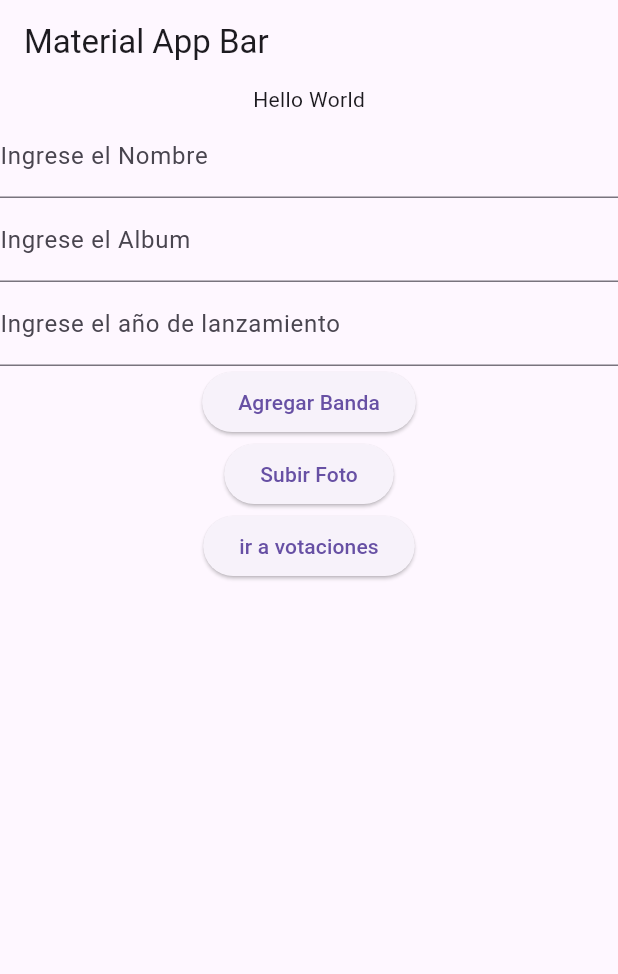
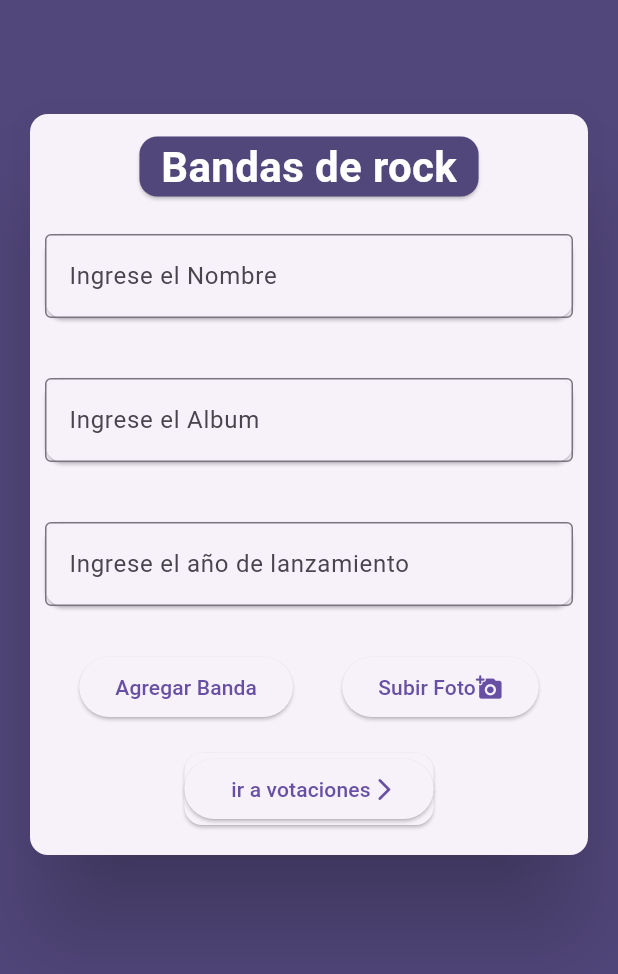
Before and after one commit to MelvinMajano/Tarea1_Parcial3, a Flutter app: the screen it shows after launch, on a phone screen of 412 x 824 dp. Shown: the top 974 px of the screen. Run offline on Flutter 3.47's test engine with Material 3 defaults, Android fonts, the phone set to English and light mode, and no system bars; our stand-ins replace cached_network_image, cloud_firestore, firebase_core, firebase_storage, image_picker; accounts and stored records are empty.

Commit message:
Diseño de la pantalla de creacio

```diff
--- a/lib/Pantallas/home_page.dart
+++ b/lib/Pantallas/home_page.dart
@@ -3,6 +3,7 @@ import 'package:appvotaciones/Pantallas/Rutas/myroute.dart';
 import 'package:cloud_firestore/cloud_firestore.dart';
 import 'package:firebase_storage/firebase_storage.dart';
 import 'package:flutter/material.dart';
+import 'package:flutter/widgets.dart';
 import 'package:image_picker/image_picker.dart';
 
 class HomePage extends StatelessWidget {
@@ -20,53 +21,91 @@ class HomePage extends StatelessWidget {
   Future<String> subirFoto(String path) async {
     final storageref = FirebaseStorage.instance.ref();
     final imagen = File(path);
-    final iamgenPortada = storageref.child('portadas/${DateTime.now().millisecondsSinceEpoch}$ruta.jpg');
+    final iamgenPortada = storageref
+        .child('portadas/${DateTime.now().millisecondsSinceEpoch}$ruta.jpg');
     final uploadTask = await iamgenPortada.putFile(imagen);
     final url = await uploadTask.ref.getDownloadURL();
     return url;
   }
 
-
   @override
   Widget build(BuildContext context) {
     return Scaffold(
+        backgroundColor: const Color.fromARGB(255, 82, 71, 123),
         appBar: AppBar(
-          title: const Text('Material App Bar'),
+          backgroundColor: const Color.fromARGB(255, 82, 71, 123),
         ),
-        body: SingleChildScrollView(
+        body: Card(
+          semanticContainer: true,
+          shadowColor: Colors.black,
+          elevation: 30,
+          margin: const EdgeInsets.all(20),
+          child: SingleChildScrollView(
               child: Column(
             children: [
-            const Text('Hello World'),
+              const Card(
+                margin: EdgeInsets.all(15),
+                color: Color.fromARGB(255, 82, 71, 123),
+                child: Text('  Bandas de rock  ',
+                    style: TextStyle(
+                        fontSize: 28,
+                        fontWeight: FontWeight.bold,
+                        color: Colors.white)),
+              ),
               Form(
                 key: formKey,
                 child: Column(
                   children: [
-                  TextFormField(
+                    Card(
+                      margin: const EdgeInsets.all(10),
+                      child: TextFormField(
                         controller: nombrecontroler,
-                    decoration:
-                        const InputDecoration(labelText: 'Ingrese el Nombre'),
+                        decoration: const InputDecoration(
+                          labelText: 'Ingrese el Nombre',
+                          border: OutlineInputBorder(),
                         ),
-                  TextFormField(
+                      ),
+                    ),
+                    const Padding(padding: EdgeInsets.all(10)),
+                    Card(
+                      margin: const EdgeInsets.all(10),
+                      child: TextFormField(
                         controller: albumcontroler,
-                    decoration:
-                        const InputDecoration(labelText: 'Ingrese el Album'),
+                        decoration: const InputDecoration(
+                          labelText: 'Ingrese el Album',
+                          border: OutlineInputBorder(),
                         ),
-                  TextFormField(
+                      ),
+                    ),
+                    const Padding(padding: EdgeInsets.all(10)),
+                    Card(
+                      margin: const EdgeInsets.all(10),
+                      child: TextFormField(
                         controller: anioLanzamientocontroler,
                         decoration: const InputDecoration(
-                        labelText: 'Ingrese el año de lanzamiento'),
+                          labelText: 'Ingrese el año de lanzamiento',
+                          border: OutlineInputBorder(),
                         ),
+                      ),
+                    ),
+                    const Padding(padding: EdgeInsets.all(10)),
+                    Row(
+                      mainAxisAlignment: MainAxisAlignment.spaceEvenly,
+                      children: [
                         ElevatedButton(
                           onPressed: () async {
                             final data = {
                               'nombre': nombrecontroler.text.trim(),
                               'album': albumcontroler.text.trim(),
-                        'anioLanzamiento': anioLanzamientocontroler.text.trim(),
+                              'anioLanzamiento':
+                                  anioLanzamientocontroler.text.trim(),
                               'votos': 0,
                               'Portada': url,
                             };
 
-                      if(nombrecontroler.text.trim().isEmpty || albumcontroler.text.trim().isEmpty || anioLanzamientocontroler.text.trim().isEmpty ){
+                            if (nombrecontroler.text.trim().isEmpty ||
+                                albumcontroler.text.trim().isEmpty ||
+                                anioLanzamientocontroler.text.trim().isEmpty) {
                               return;
                             }
                             final respuesta =
@@ -78,30 +117,47 @@ class HomePage extends StatelessWidget {
                           child: const Text('Agregar Banda'),
                         ),
                         ElevatedButton(
-                    onPressed: () async{
+                          onPressed: () async {
                             ImagePicker picker = ImagePicker();
-                      final XFile? image = await picker.pickImage(source: ImageSource.gallery);
-                      if(image == null){
+                            final XFile? image = await picker.pickImage(
+                                source: ImageSource.gallery);
+                            if (image == null) {
                               return;
                             }
                             url = await subirFoto(image.path);
                             print('=============url=============');
                             print(url);
                           },
-                    child: const Text('Subir Foto'),
+                          child: const Row(
+                            children: [
+                              Text('Subir Foto'),
+                              Icon(Icons.add_a_photo_rounded),
+                            ],
                           ),
-                  ElevatedButton(
+                        ),
+                      ],
+                    ),
+                    Card(
+                      margin: const EdgeInsets.all(20),
+                      child: ElevatedButton(
                         onPressed: () {
                           Navigator.pushNamed(
                               context, MyRoutes.votacionesPage.name);
                         },
-                    child: const Text('ir a votaciones'),
+                        child: const Row(
+                          mainAxisSize: MainAxisSize.min,
+                          children: [
+                            Text('  ir a votaciones'),
+                            Icon(Icons.arrow_forward_ios_rounded)
+                          ],
+                        ),
+                      ),
                     )
                   ],
                 ),
               )
             ],
-        )));
+          )),
+        ));
   }
-
 }
--- a/lib/main.dart
+++ b/lib/main.dart
@@ -18,6 +18,9 @@ class MyApp extends StatelessWidget {
   @override
   Widget build(BuildContext context) {
     return MaterialApp(
+      theme: ThemeData(
+        useMaterial3: true,
+      ),
       debugShowCheckedModeBanner: false,
       title: 'Material App',
       initialRoute: MyRoutes.homePage.name,
```
Lines whose indentation alone changed are shown as unchanged.
